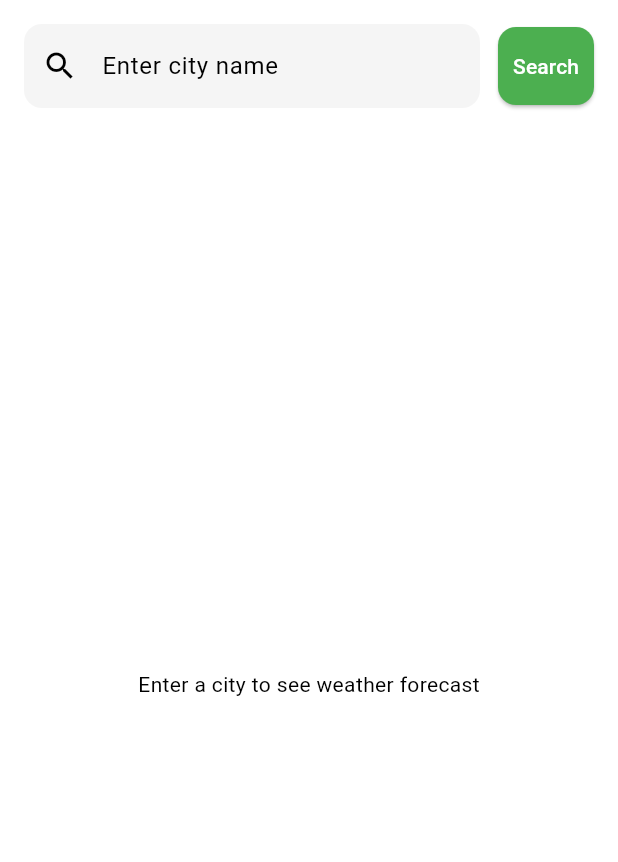
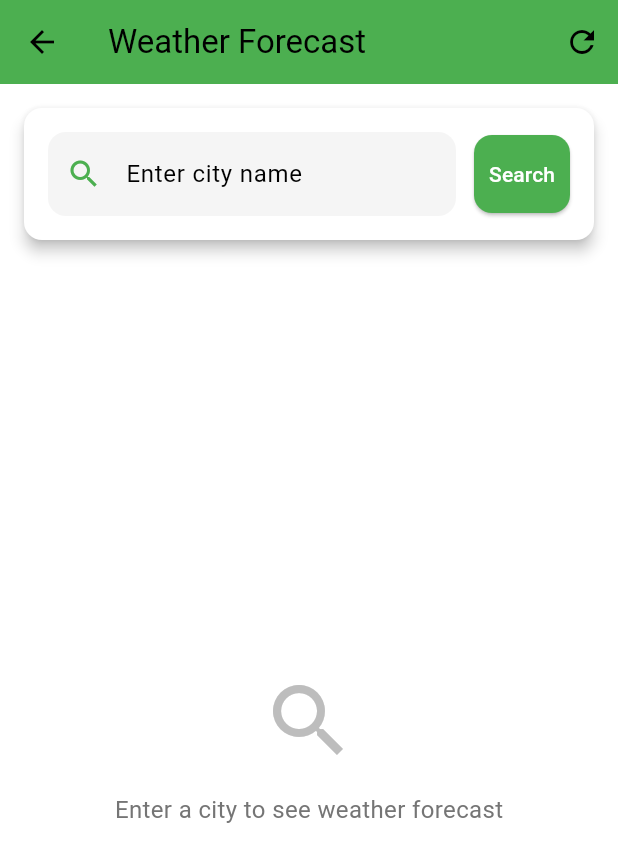
Before and after one commit to Lunga-28/cattle_app_management, a Flutter app: the WeatherScreen screen opened directly, on a phone screen of 412 x 824 dp. Shown: the top 862 px of the screen. Run offline on Flutter 3.47's test engine with Material 3 defaults, Android fonts, the light colour scheme and no system bars; our stand-ins replace shared_preferences; accounts and stored records are empty.

Commit message:
fully working weather screen

```diff
--- a/client/lib/screens/weather_screen.dart
+++ b/client/lib/screens/weather_screen.dart
@@ -23,7 +23,6 @@ class _WeatherScreenState extends State<WeatherScreen> {
     });
 
     try {
-      // Updated URL to include the city query parameter
       final response = await http.get(
         Uri.parse(
             'http://10.0.2.2:3000/api/weather?city=${Uri.encodeComponent(city)}'),
@@ -55,50 +54,89 @@ class _WeatherScreenState extends State<WeatherScreen> {
         _error = 'Network error occurred';
         _isLoading = false;
       });
-      print('Error details: $e'); // For debugging
+      print('Error details: $e');
     }
   }
 
   @override
   Widget build(BuildContext context) {
     return Scaffold(
-      body: Container(
-        decoration: const BoxDecoration(
-          color: Colors.white,
-          borderRadius: BorderRadius.only(
-            topLeft: Radius.circular(30),
-            topRight: Radius.circular(30),
+      appBar: AppBar(
+        title: const Text('Weather Forecast'),
+        backgroundColor: const Color(0xFF4CAF50),
+        elevation: 0,
+        actions: [
+          IconButton(
+            icon: const Icon(Icons.refresh),
+            onPressed: () {
+              if (_cityController.text.isNotEmpty) {
+                _fetchWeatherData(_cityController.text);
+              }
+            },
           ),
+        ],
       ),
-        child: Column(
+      body: Column(
         children: [
-            _buildSearchBar(),
+          _buildSearchCard(),
           Expanded(
             child: _isLoading
                 ? const Center(child: CircularProgressIndicator())
                 : _error != null
                     ? Center(
-                          child: Text(
+                        child: Column(
+                          mainAxisAlignment: MainAxisAlignment.center,
+                          children: [
+                            Icon(
+                              Icons.error_outline,
+                              size: 64,
+                              color: Colors.red[300],
+                            ),
+                            const SizedBox(height: 16),
+                            Text(
                               _error!,
-                            style: const TextStyle(color: Colors.red),
+                              style: const TextStyle(
+                                color: Colors.red,
+                                fontSize: 16,
+                              ),
+                            ),
+                          ],
                         ),
                       )
                     : _weatherData != null
                         ? _buildWeatherContent()
-                          : const Center(
-                              child:
-                                  Text('Enter a city to see weather forecast'),
+                        : Center(
+                            child: Column(
+                              mainAxisAlignment: MainAxisAlignment.center,
+                              children: [
+                                Icon(
+                                  Icons.search,
+                                  size: 64,
+                                  color: Colors.grey[400],
+                                ),
+                                const SizedBox(height: 16),
+                                Text(
+                                  'Enter a city to see weather forecast',
+                                  style: TextStyle(
+                                    color: Colors.grey[600],
+                                    fontSize: 16,
                                   ),
                                 ),
                               ],
                             ),
                           ),
+          ),
+        ],
+      ),
     );
   }
 
-  Widget _buildSearchBar() {
-    return Padding(
-      padding: const EdgeInsets.all(16.0),
+  Widget _buildSearchCard() {
+    return Card(
+      margin: const EdgeInsets.all(16),
+      elevation: 4,
+      child: Padding(
+        padding: const EdgeInsets.all(16),
         child: Row(
           children: [
             Expanded(
@@ -112,8 +150,16 @@ class _WeatherScreenState extends State<WeatherScreen> {
                     borderRadius: BorderRadius.circular(12),
                     borderSide: BorderSide.none,
                   ),
-                prefixIcon: const Icon(Icons.search),
+                  prefixIcon: const Icon(
+                    Icons.search,
+                    color: Color(0xFF4CAF50),
                   ),
+                ),
+                onSubmitted: (value) {
+                  if (value.isNotEmpty) {
+                    _fetchWeatherData(value);
+                  }
+                },
               ),
             ),
             const SizedBox(width: 12),
@@ -134,6 +180,7 @@ class _WeatherScreenState extends State<WeatherScreen> {
             ),
           ],
         ),
+      ),
     );
   }
 
@@ -141,13 +188,11 @@ class _WeatherScreenState extends State<WeatherScreen> {
     final forecast = _weatherData!['forecast'] as List;
     final today = DateTime.now().day;
 
-    // Separate today's hourly forecast
     final todayHourly = forecast.where((item) {
       final date = DateTime.parse(item['date']);
       return date.day == today;
     }).toList();
 
-    // Group remaining forecast by day
     final dailyForecasts = forecast
         .where((item) {
           final date = DateTime.parse(item['date']);
@@ -164,17 +209,40 @@ class _WeatherScreenState extends State<WeatherScreen> {
         .values
         .toList();
 
-    return SingleChildScrollView(
+    return RefreshIndicator(
+      onRefresh: () => _fetchWeatherData(_cityController.text),
+      child: SingleChildScrollView(
+        physics: const AlwaysScrollableScrollPhysics(),
         child: Padding(
           padding: const EdgeInsets.all(16.0),
           child: Column(
             crossAxisAlignment: CrossAxisAlignment.start,
             children: [
+              Card(
+                elevation: 4,
+                child: Padding(
+                  padding: const EdgeInsets.all(16.0),
+                  child: Column(
+                    crossAxisAlignment: CrossAxisAlignment.start,
+                    children: [
+                      Row(
+                        children: [
+                          const Icon(
+                            Icons.location_on,
+                            color: Color(0xFF4CAF50),
+                          ),
+                          const SizedBox(width: 8),
                           Text(
                             '${_weatherData!['city']}, ${_weatherData!['country']}',
                             style: const TextStyle(
                               fontSize: 24,
                               fontWeight: FontWeight.bold,
+                            ),
+                          ),
+                        ],
+                      ),
+                    ],
+                  ),
                 ),
               ),
               const SizedBox(height: 24),
@@ -218,6 +286,7 @@ class _WeatherScreenState extends State<WeatherScreen> {
             ],
           ),
         ),
+      ),
     );
   }
 
@@ -227,6 +296,7 @@ class _WeatherScreenState extends State<WeatherScreen> {
 
     return Card(
       elevation: 2,
+      margin: const EdgeInsets.only(right: 12),
       shape: RoundedRectangleBorder(
         borderRadius: BorderRadius.circular(12),
       ),
@@ -256,12 +326,23 @@ class _WeatherScreenState extends State<WeatherScreen> {
                 fontWeight: FontWeight.bold,
               ),
             ),
+            Row(
+              mainAxisAlignment: MainAxisAlignment.center,
+              children: [
+                const Icon(
+                  Icons.water_drop,
+                  size: 14,
+                  color: Color(0xFF4CAF50),
+                ),
+                const SizedBox(width: 4),
                 Text(
                   '${item['humidity']}%',
                   style: TextStyle(
                     fontSize: 12,
                     color: Colors.grey[600],
                   ),
+                ),
+              ],
             ),
           ],
         ),
```
Lines whose indentation alone changed are shown as unchanged.
